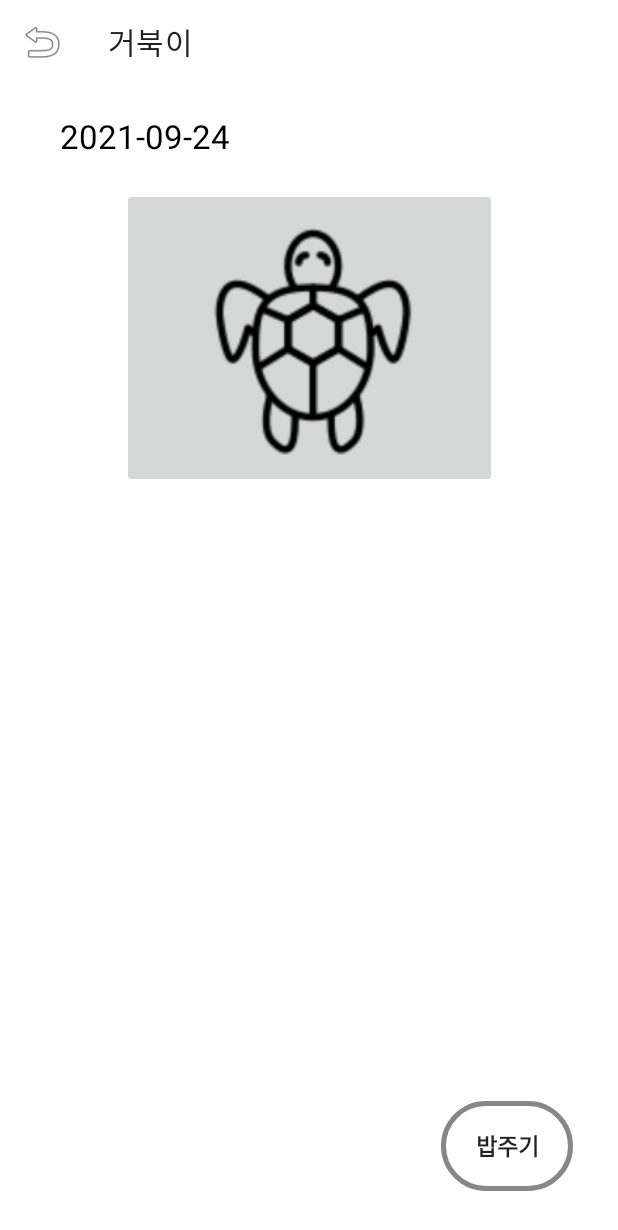
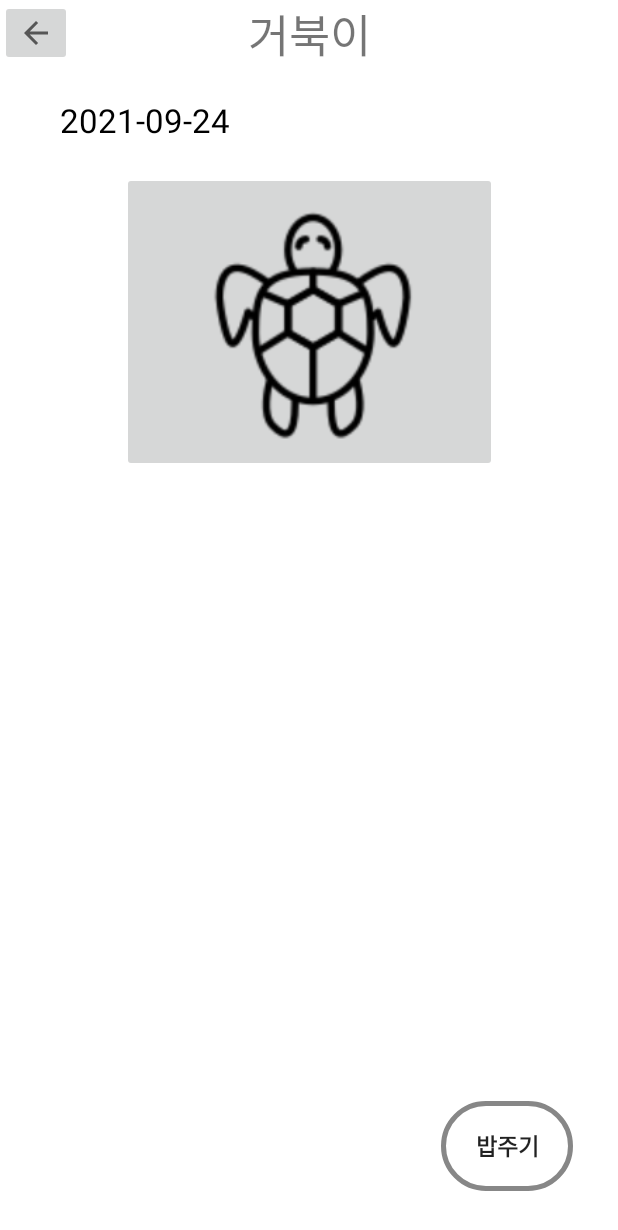
Before and after one commit to boostcampwm-2021/bookathon_J, an Android app: the fragment FeedPetFragment placed in its activity, on a phone screen of 412 x 824 dp. Shown: the top 1230 px of the screen. Run offline under Robolectric (Android 15) with nearby library versions, the phone set to English and light mode, and no system bars; our stand-ins replace Firebase (no records; nobody signed in at launch, a user with empty details on screens opened directly); 9 statements that could not run were skipped.

Commit message:
feePet toolbar change

```diff
--- a/app/src/main/java/com/tyehooney/fedyourpet/ui/FeedPetFragment.kt
+++ b/app/src/main/java/com/tyehooney/fedyourpet/ui/FeedPetFragment.kt
@@ -64,7 +64,7 @@ class FeedPetFragment : Fragment(), FeedPetListener {
         )
 
         profile = sharedPreferences.getString("profile", null).toString()
-        binding.toolbar.title = args.petName
+        binding.textPetName.setText(args.petName)
         binding.textDate.text = date
         Glide.with(activity as Context).load(args.petImage).into(binding.imagePet)
 
@@ -73,11 +73,10 @@ class FeedPetFragment : Fragment(), FeedPetListener {
 
     @SuppressLint("NotifyDataSetChanged")
     private fun setListener() {
-        binding.toolbar.setNavigationOnClickListener {
+        binding.imageBackButton.setOnClickListener{
             findNavController().navigateUp()
             Toast.makeText(activity, "back", Toast.LENGTH_SHORT).show()
         }
-
         binding.feedButton.setOnClickListener {
             val uid = sharedPreferences.getString("uid", null)
             uid?.let { addFeedLog(petId, uid, profile, this) }
--- a/app/src/main/java/com/tyehooney/fedyourpet/ui/MainActivity.kt
+++ b/app/src/main/java/com/tyehooney/fedyourpet/ui/MainActivity.kt
@@ -8,5 +8,9 @@ class MainActivity : AppCompatActivity() {
     override fun onCreate(savedInstanceState: Bundle?) {
         super.onCreate(savedInstanceState)
         setContentView(R.layout.activity_main)
+
+        /*var transaction = supportFragmentManager.beginTransaction()
+        transaction.replace(R.id.fragment_container, FeedPetFragment())
+        transaction.commit()*/
     }
 }
--- a/app/src/main/res/layout/fragment_feed_pet.xml
+++ b/app/src/main/res/layout/fragment_feed_pet.xml
@@ -5,21 +5,39 @@
     android:layout_height="match_parent"
     xmlns:app="http://schemas.android.com/apk/res-auto"
     tools:context=".ui.FeedPetFragment">
-
-    <androidx.appcompat.widget.Toolbar
-        app:layout_constraintTop_toTopOf="parent"
-        app:layout_constraintStart_toStartOf="parent"
+    <androidx.constraintlayout.helper.widget.Flow
         android:layout_width="match_parent"
         android:layout_height="wrap_content"
-        android:id="@+id/toolbar"
-        app:title="거북이"
-        app:navigationIcon="@android:drawable/ic_menu_revert" />
+        app:layout_constraintStart_toStartOf="parent"
+        app:layout_constraintTop_toTopOf="parent"
+        app:constraint_referenced_ids="text_pet_name, image_backButton"
+        android:id="@+id/flow_toolbar"
+        />
+    <TextView
+        android:layout_width="wrap_content"
+        android:layout_height="wrap_content"
+        android:id="@+id/text_pet_name"
+        app:layout_constraintStart_toStartOf="parent"
+        app:layout_constraintEnd_toEndOf="parent"
+        android:text="거북이"
+        android:textSize="30sp"
+        app:layout_constraintTop_toTopOf="parent"
+        />
+    <ImageButton
+        android:layout_width="wrap_content"
+        android:layout_height="wrap_content"
+        app:layout_constraintStart_toStartOf="parent"
+        app:layout_constraintTop_toTopOf="parent"
+        android:id="@+id/image_backButton"
+        android:src="@drawable/ic_baseline_arrow_back_24"
+        />
+
     <TextView
         android:layout_marginTop="20dp"
         android:layout_width="wrap_content"
         android:layout_height="wrap_content"
         android:text="2021/09/23"
-        app:layout_constraintTop_toBottomOf="@id/toolbar"
+        app:layout_constraintTop_toBottomOf="@id/flow_toolbar"
         app:layout_constraintStart_toStartOf="parent"
         android:layout_marginStart="40dp"
         android:textSize="22sp"
```
Also changed, not shown: app/src/main/res/layout/activity_main.xml (line endings or trailing spaces).
